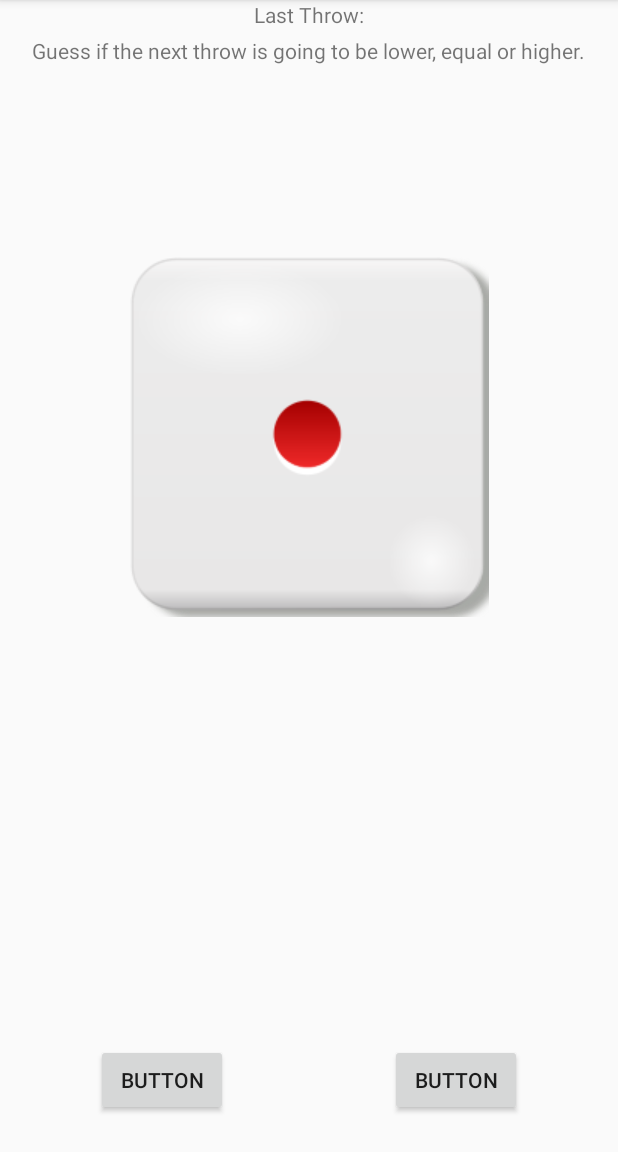
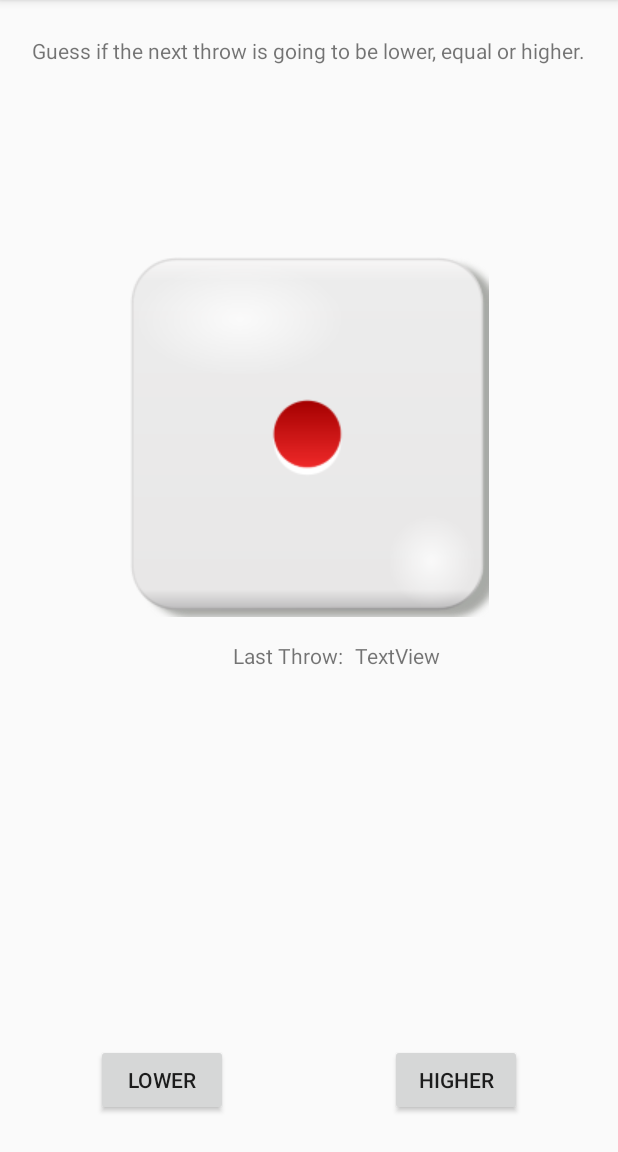
Before and after one commit to Winningtopas/Level-1-Learning-Task-1---Higher---lower-app-, an Android app: the screen it shows after launch (HigherLowerActivity), on a phone screen of 412 x 824 dp, the part 84-1236 px from its top. Run offline under Robolectric (Android 15) with nearby library versions, the phone set to English and light mode, and no system bars.

Commit message:
no message

```diff
--- a/app/src/main/java/com/example/level1task1/HigherLowerActivity.kt
+++ b/app/src/main/java/com/example/level1task1/HigherLowerActivity.kt
@@ -2,6 +2,7 @@ package com.example.level1task1
 
 import androidx.appcompat.app.AppCompatActivity
 import android.os.Bundle
+import kotlinx.android.synthetic.main.activity_higher_lower.*
 
 class HigherLowerActivity : AppCompatActivity() {
 
@@ -12,4 +13,19 @@ class HigherLowerActivity : AppCompatActivity() {
         super.onCreate(savedInstanceState)
         setContentView(R.layout.activity_higher_lower)
     }
+
+    private fun initViews() {
+        updateUI()
+        initViews()
+    }
+
+    /**
+     * Update the last throw text and the dice image resource drawable with the current throw.
+     */
+    private fun updateUI() {
+        tvLastThrow.text = getString(R.string.last_throw, lastThrow)
+
+        //,
+    }
+
 }
--- a/app/src/main/res/layout/activity_higher_lower.xml
+++ b/app/src/main/res/layout/activity_higher_lower.xml
@@ -10,9 +10,9 @@
         android:id="@+id/textView"
         android:layout_width="wrap_content"
         android:layout_height="wrap_content"
-        android:layout_marginStart="60dp"
+        android:layout_marginStart="32dp"
         android:layout_marginTop="24dp"
-        android:layout_marginEnd="60dp"
+        android:layout_marginEnd="32dp"
         android:text="Guess if the next throw is going to be lower, equal or higher."
         app:layout_constraintEnd_toEndOf="parent"
         app:layout_constraintStart_toStartOf="parent"
@@ -30,24 +30,13 @@
         app:layout_constraintStart_toStartOf="parent"
         app:layout_constraintTop_toBottomOf="@+id/textView" />
 
-    <TextView
-        android:id="@+id/textView2"
-        android:layout_width="wrap_content"
-        android:layout_height="wrap_content"
-        android:layout_marginStart="128dp"
-        android:layout_marginEnd="128dp"
-        android:text="Last Throw:"
-        app:layout_constraintEnd_toEndOf="parent"
-        app:layout_constraintStart_toStartOf="parent"
-        tools:layout_editor_absoluteY="432dp" />
-
     <Button
         android:id="@+id/button"
         android:layout_width="wrap_content"
         android:layout_height="wrap_content"
         android:layout_marginStart="64dp"
         android:layout_marginBottom="24dp"
-        android:text="Button"
+        android:text="@string/lower"
         app:layout_constraintBottom_toBottomOf="parent"
         app:layout_constraintStart_toStartOf="parent" />
 
@@ -57,7 +46,7 @@
         android:layout_height="wrap_content"
         android:layout_marginEnd="64dp"
         android:layout_marginBottom="24dp"
-        android:text="Button"
+        android:text="@string/higher"
         app:layout_constraintBottom_toBottomOf="parent"
         app:layout_constraintEnd_toEndOf="parent" />
 
@@ -68,9 +57,31 @@
         android:layout_marginStart="64dp"
         android:layout_marginEnd="64dp"
         android:layout_marginBottom="24dp"
-        android:text="Button"
+        android:text="EQUILS"
         app:layout_constraintBottom_toBottomOf="parent"
         app:layout_constraintEnd_toStartOf="@+id/button3"
         app:layout_constraintStart_toEndOf="@+id/button" />
 
+    <TextView
+        android:id="@+id/textView4"
+        android:layout_width="wrap_content"
+        android:layout_height="wrap_content"
+        android:layout_marginStart="100dp"
+        android:layout_marginTop="16dp"
+        android:layout_marginEnd="128dp"
+        android:text="Last Throw:"
+        app:layout_constraintEnd_toEndOf="parent"
+        app:layout_constraintStart_toStartOf="parent"
+        app:layout_constraintTop_toBottomOf="@+id/imageView" />
+
+    <TextView
+        android:id="@+id/tvLastThrow"
+        android:layout_width="wrap_content"
+        android:layout_height="wrap_content"
+        android:layout_marginStart="8dp"
+        android:layout_marginTop="16dp"
+        android:text="TextView"
+        app:layout_constraintStart_toEndOf="@+id/textView4"
+        app:layout_constraintTop_toBottomOf="@+id/imageView" />
+
 </androidx.constraintlayout.widget.ConstraintLayout>
--- a/app/src/main/res/values/strings.xml
+++ b/app/src/main/res/values/strings.xml
@@ -1,3 +1,11 @@
 <resources>
-    <string name="app_name">Level1Task1</string>
+<string name="app_name">Level1Task1</string>
+<string name="title">Guess if the next throw is going to be lower, equal or higher.</string>
+<string name="last_throw">Last Throw: %d</string>
+<string name="higher">Higher</string>
+<string name="equals">Equals</string>
+<string name="lower">Lower</string>
+<string name="dice">Dice</string>
+<string name="correct">Correct</string>
+<string name="incorrect">Incorrect</string>
 </resources>
```
